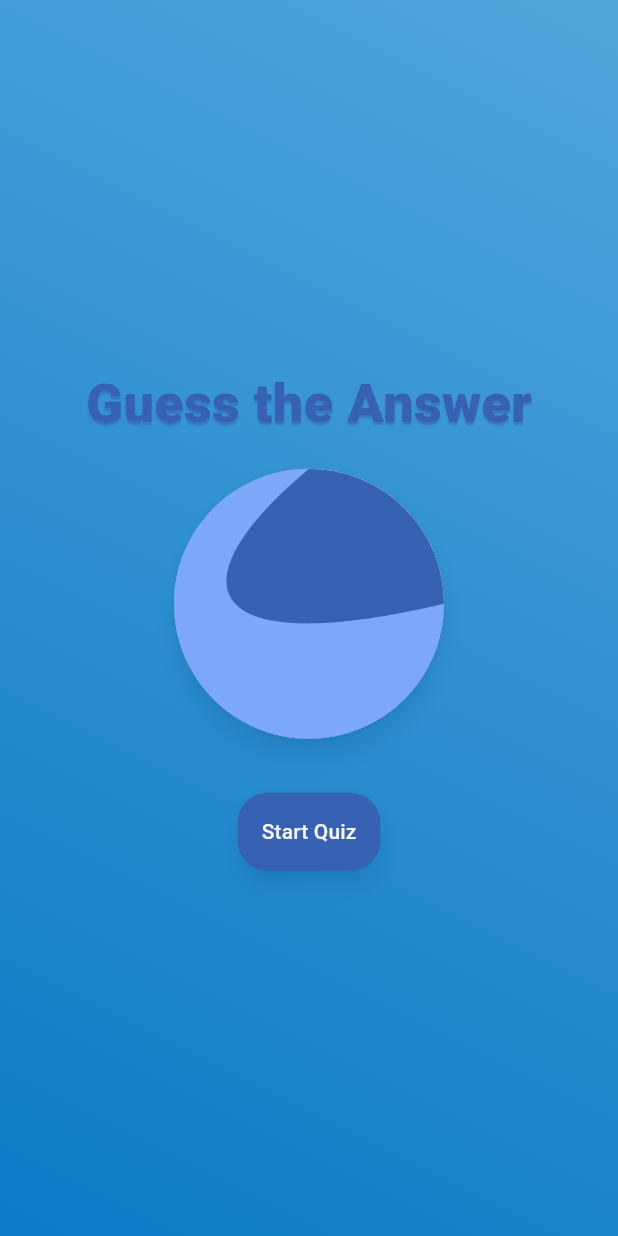
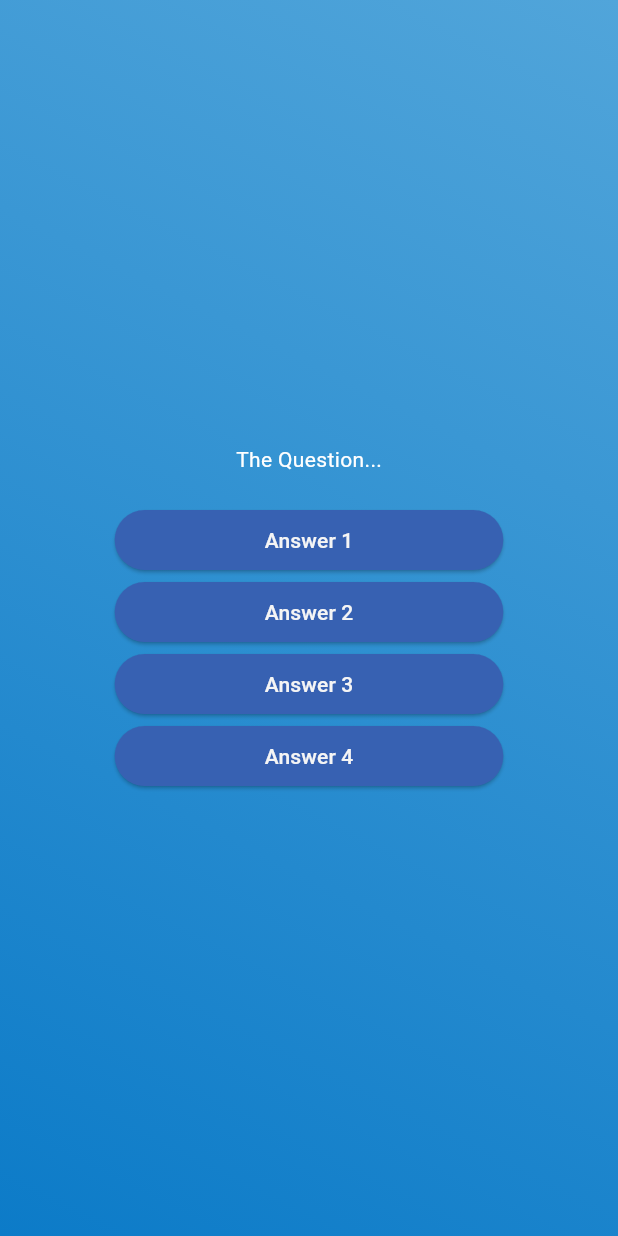
Before and after one commit to satria-nu-li-xue-xi/quiz_app_simple, a Flutter app: the screen it shows after launch, after a tap on "Start Quiz", on a phone screen of 412 x 824 dp. Run offline on Flutter 3.47's test engine with Material 3 defaults, Android fonts, the phone set to English and light mode, and no system bars; our stand-ins replace flutter_svg.

Commit message:
refining answer button

```diff
--- /dev/null
+++ b/lib/answer_button.dart
@@ -0,0 +1,31 @@
+import 'package:flutter/material.dart';
+
+class AnswerButton extends StatelessWidget {
+  const AnswerButton({
+    super.key,
+    required this.answerText,
+    required this.onTap
+  });
+
+  final String answerText;
+  final void Function() onTap;
+
+  @override
+  Widget build(BuildContext context) {
+    return ElevatedButton(
+      onPressed: onTap,
+      style: ElevatedButton.styleFrom(
+        padding: const EdgeInsets.symmetric(
+          horizontal: 100,
+          vertical: 10,
+        ),
+        backgroundColor: const Color(0xFF3761B2),
+        foregroundColor: const Color(0xFFF5F5F5),
+        shape: RoundedRectangleBorder(
+          borderRadius: BorderRadius.circular(20),
+        ),
+      ),
+      child: Text(answerText),
+    );
+  }
+}
--- a/lib/background_gradient.dart
+++ b/lib/background_gradient.dart
@@ -1,14 +1,14 @@
 import 'package:flutter/material.dart';
-import 'package:quiz_app_simple/starting_screen.dart';
 
 const alignmentStart = Alignment.topRight;
 const alignmentEnd = Alignment.bottomLeft;
 
 class BackgroundContainer extends StatelessWidget {
-  const BackgroundContainer(this.color1, this.color2, {super.key});
+  const BackgroundContainer(this.color1, this.color2, {super.key, required this.child});
 
   final Color color1;
   final Color color2;
+  final Widget child;
 
   @override
   Widget build(BuildContext context) {
@@ -21,7 +21,7 @@ class BackgroundContainer extends StatelessWidget {
         ),
       ),
       child: Center(
-        child: StartingScreen(),
+        child: child,
       ),
     );
   }
--- a/lib/main.dart
+++ b/lib/main.dart
@@ -1,15 +1,8 @@
 import 'package:flutter/material.dart';
-import 'package:quiz_app_simple/background_gradient.dart';
+import 'package:quiz_app_simple/quiz_logic.dart';
 
 void main () {
   runApp(
-    const MaterialApp(
-      home: Scaffold(
-        body: BackgroundContainer(
-            Color(0xFF51A5DA),
-            Color(0xFF0C7BC8),
-        ),
-      ),
-    ),
+    QuizLogic()
   );
 }
--- /dev/null
+++ b/lib/models/questions_blueprint.dart
@@ -0,0 +1,6 @@
+class Questions {
+  const Questions(this.text, this.answers);
+
+  final String text;
+  final List<String> answers;
+}
--- /dev/null
+++ b/lib/quiz_logic.dart
@@ -0,0 +1,40 @@
+import 'package:flutter/material.dart';
+import 'package:quiz_app_simple/starting_screen.dart';
+import 'package:quiz_app_simple/quiz_page.dart';
+import 'package:quiz_app_simple/background_gradient.dart';
+
+class QuizLogic extends StatefulWidget {
+  const QuizLogic({super.key});
+  @override
+  State<QuizLogic> createState() {
+    return _QuizLogicState();
+  }
+}
+
+class _QuizLogicState extends State<QuizLogic> {
+  var activeScreen = 'start-screen';
+
+  void switchScreen() {
+    setState(() {
+      activeScreen = 'quiz-page';
+    });
+  }
+
+  @override
+  Widget build(BuildContext context){
+    Widget screenWidget = StartingScreen(switchScreen);
+
+    if (activeScreen == 'quiz-page') {
+      screenWidget = const QuizPage();
+    }
+
+    return MaterialApp(
+      home: Scaffold(
+        body: BackgroundContainer(
+            Color(0xFF51A5DA),
+            Color(0xFF0C7BC8),
+            child: screenWidget),
+      ),
+    );
+  }
+}
--- a/lib/quiz_page.dart
+++ b/lib/quiz_page.dart
@@ -0,0 +1,44 @@
+import 'package:flutter/material.dart';
+import 'package:quiz_app_simple/answer_button.dart';
+
+class QuizPage extends StatefulWidget {
+  const QuizPage({super.key});
+
+  @override
+  State<QuizPage> createState() {
+    return _QuizPageState();
+  }
+}
+
+class _QuizPageState extends State<QuizPage> {
+
+  @override
+  Widget build(BuildContext context) {
+    return SizedBox(
+      width: double.infinity,
+      child: Column(
+        mainAxisAlignment: MainAxisAlignment.center,
+        children: [
+          const Text('The Question...', style: TextStyle(color: Colors.white),),
+          const SizedBox(height: 20),
+          AnswerButton(
+              answerText: 'Answer 1',
+              onTap: () {}
+          ),
+          AnswerButton(
+              answerText: 'Answer 2',
+              onTap: () {}
+          ),
+          AnswerButton(
+              answerText: 'Answer 3',
+              onTap: () {}
+          ),
+          AnswerButton(
+              answerText: 'Answer 4',
+              onTap: () {}
+          ),
+        ],
+      ),
+    );
+  }
+}
--- a/lib/starting_screen.dart
+++ b/lib/starting_screen.dart
@@ -1,25 +1,19 @@
 import 'package:flutter/material.dart';
+import 'package:quiz_app_simple/background_gradient.dart';
 import 'package:flutter_svg/svg.dart';
 
-class StartingScreen extends StatefulWidget {
-  const StartingScreen({super.key});
+class StartingScreen extends StatelessWidget {
+  const StartingScreen(this.startQuiz,{super.key});
+
+  final void Function() startQuiz;
 
   @override
-  State<StartingScreen> createState() {
-    return _StartingScreenState();
-  }
-}
-
-class _StartingScreenState extends State<StartingScreen> {
-  void startQuiz() {
-    setState(() {
-
-    });
-  }
-
   @override
   Widget build(BuildContext context) {
-    return Column(
+    return BackgroundContainer(
+      Color(0xFF51A5DA),
+      Color(0xFF0C7BC8),
+      child: Column(
         mainAxisSize: MainAxisSize.min,
         children: [
           Text(
@@ -54,7 +48,7 @@ class _StartingScreenState extends State<StartingScreen> {
           const SizedBox(
             height: 36,
           ),
-        ElevatedButton(
+          ElevatedButton.icon(
             onPressed: startQuiz,
             style: ElevatedButton.styleFrom(
               elevation: 6,
@@ -66,9 +60,11 @@ class _StartingScreenState extends State<StartingScreen> {
               ),
               padding: const EdgeInsets.all(16),
             ),
-            child: const Text('Start Quiz'),
+            icon: Icon(Icons.play_arrow),
+            label: const Text('Start Quiz'),
           ),
         ],
+      ),
     );
   }
 }
```
Also changed, not shown: lib/data/questions.dart (added, +103 -0 lines). Lines whose indentation alone changed are shown as unchanged.
